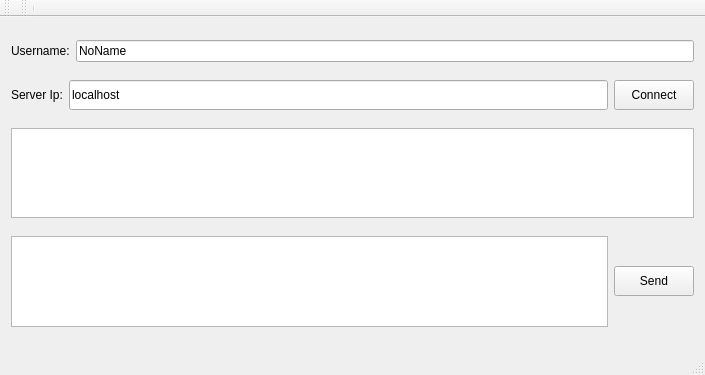
Above: ui/mainwindow.ui from mrFlatiron/turtle before the change. Below: the same form after it.
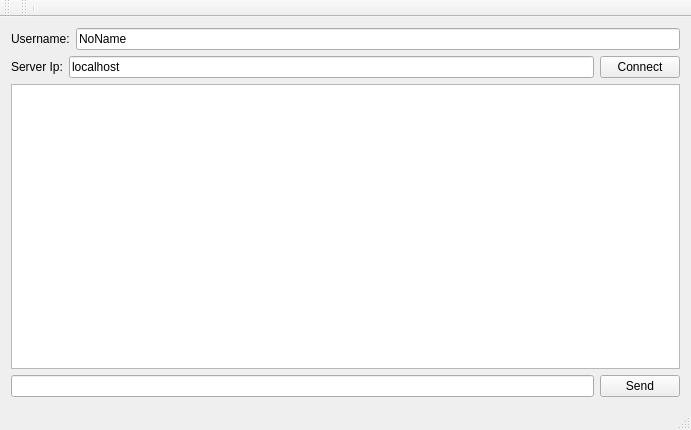
That is the form after the change.

The edit to the form file:
```diff
--- a/ui/mainwindow.ui
+++ b/ui/mainwindow.ui
@@ -6,8 +6,8 @@
    <rect>
     <x>0</x>
     <y>0</y>
-    <width>705</width>
-    <height>375</height>
+    <width>691</width>
+    <height>430</height>
    </rect>
   </property>
   <property name="windowTitle">
@@ -77,22 +77,18 @@
         <property name="maximumSize">
          <size>
           <width>16777215</width>
-          <height>90</height>
+          <height>700</height>
          </size>
         </property>
        </widget>
       </item>
       <item>
        <layout class="QHBoxLayout" name="horizontalLayout_2">
+        <property name="sizeConstraint">
+         <enum>QLayout::SetDefaultConstraint</enum>
+        </property>
         <item>
-         <widget class="QPlainTextEdit" name="messageBox">
-          <property name="maximumSize">
-           <size>
-            <width>16777215</width>
-            <height>91</height>
-           </size>
-          </property>
-         </widget>
+         <widget class="QLineEdit" name="messageBox"/>
         </item>
         <item>
          <widget class="QPushButton" name="sendButton">
```
Left out of the diff: 2 changed lines with no effect on the pictures.
